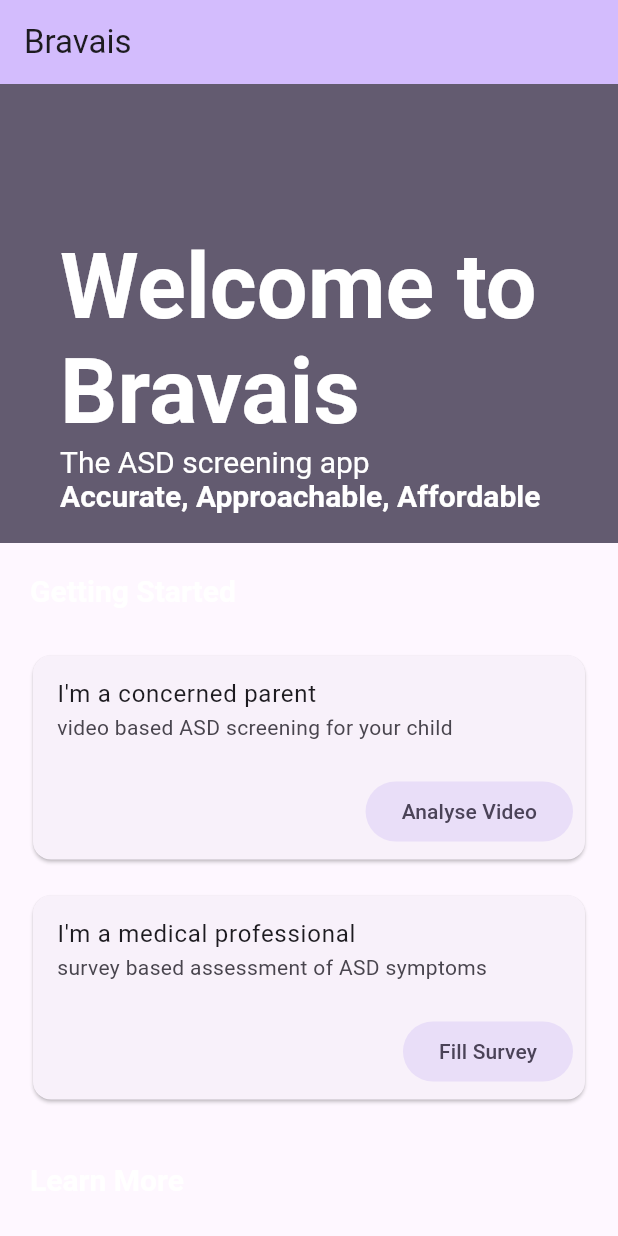
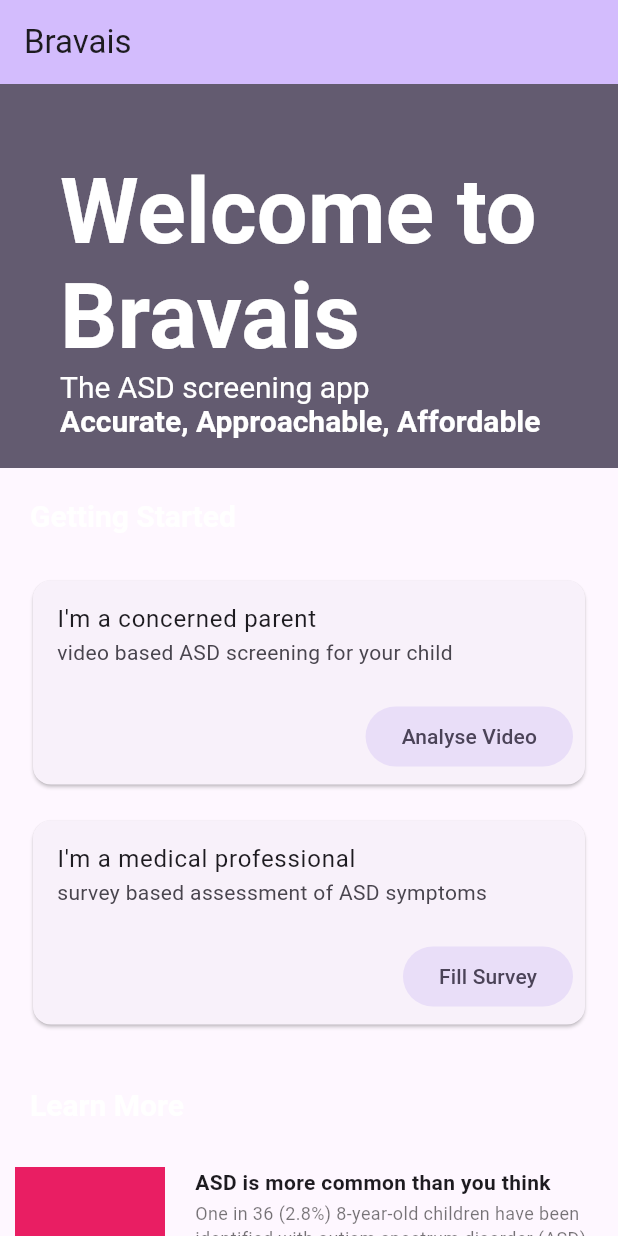
Before and after one commit to SCP-2000/bravais, a Flutter app: the screen it shows after launch, on a phone screen of 412 x 824 dp. Run offline on Flutter 3.47's test engine with Material 2 defaults, Android fonts, the phone set to English and light mode, and no system bars; missing offline and left inert: dart:html.

Commit message:
fill information card

```diff
--- a/app/lib/learn.dart
+++ b/app/lib/learn.dart
@@ -1,4 +1,5 @@
 import 'package:flutter/material.dart';
+import 'dart:html' as html;
 
 class _ArticleDescription extends StatelessWidget {
   const _ArticleDescription({
@@ -118,27 +119,32 @@ class CustomListItemExample extends StatelessWidget {
       child: ListView(
         padding: const EdgeInsets.all(10.0),
         children: <Widget>[
-          CustomListItemTwo(
+          InkWell(
+            child: CustomListItemTwo(
               thumbnail: Container(
                 decoration: const BoxDecoration(color: Colors.pink),
               ),
-            title: 'Flutter 1.0 Launch',
-            subtitle: 'Flutter continues to improve and expand its horizons. '
-                'This text should max out at two lines and clip',
-            author: 'Dash',
-            publishDate: 'Dec 28',
+              title: 'ASD is more common than you think',
+              subtitle: 'One in 36 (2.8%) 8-year-old children have been identified with autism spectrum disorder (ASD), according to an analysis published today in CDC’s Morbidity and Mortality Weekly Report (MMWR).',
+              author: 'CDC',
+              publishDate: 'Mar 23',
               readDuration: '5 mins',
             ),
-          CustomListItemTwo(
+            onTap: () => html.window.open('https://www.cdc.gov/media/releases/2023/p0323-autism.html', 'new tab')
+          ),
+          InkWell(
+            child: CustomListItemTwo(
               thumbnail: Container(
                 decoration: const BoxDecoration(color: Colors.blue),
               ),
-            title: 'Flutter 1.2 Release - Continual updates to the framework',
-            subtitle: 'Flutter once again improves and makes updates.',
-            author: 'Flutter',
-            publishDate: 'Feb 26',
-            readDuration: '12 mins',
+              title: 'ASD is hard to diagnose',
+              subtitle: 'Diagnosing autism spectrum disorder (ASD) can be difficult since there are no medical tests to diagnose it, and it’s exhibited as a spectrum of closely related symptoms.',
+              author: 'Virtua Health',
+              publishDate: 'Jan 14',
+              readDuration: '3 mins',
             ),
+            onTap: () => html.window.open('https://www.virtua.org/articles/why-autism-spectrum-disorder-is-so-hard-to-diagnose', 'new tab')
+          )
         ],
       ),
     );
--- a/app/lib/main.dart
+++ b/app/lib/main.dart
@@ -45,7 +45,7 @@
           children: <Widget>[
             Container(
               width: double.infinity,
-              padding: const EdgeInsets.fromLTRB(40, 100, 0, 20),
+              padding: const EdgeInsets.fromLTRB(40, 50, 0, 20),
               color: Theme.of(context).colorScheme.secondary,
               child: RichText(
                 text: TextSpan(
```
Lines whose indentation alone changed are shown as unchanged.
